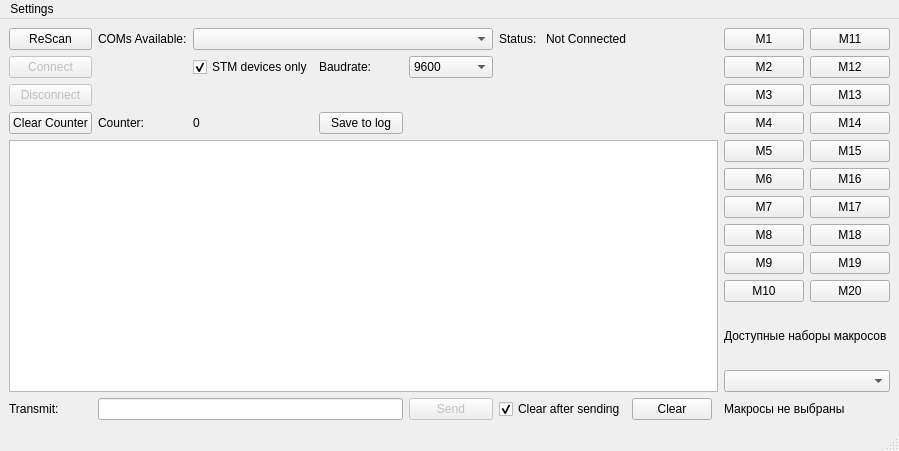
Before: the Qt Designer form Terminal.ui in notiel/OstrannaTerminal, drawn with Qt 5.
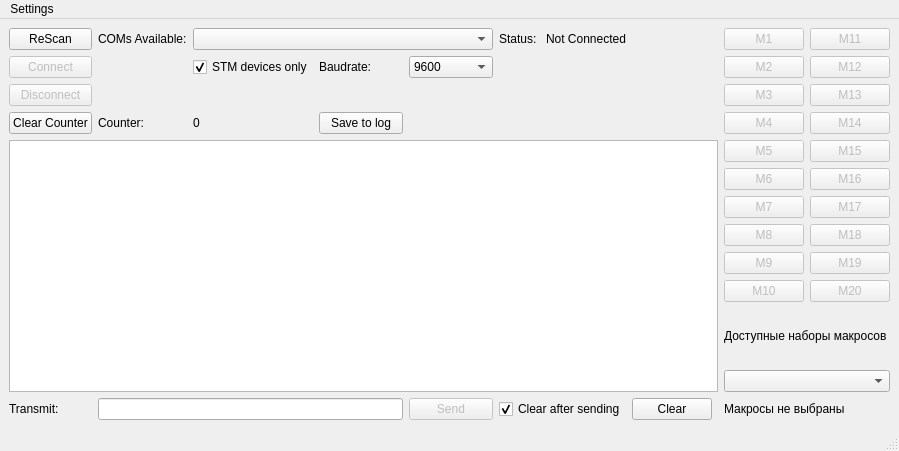
After: the same form once the commit is applied.

Commit message: macros design added

What changed in the file:
```diff
--- a/Terminal.ui
+++ b/Terminal.ui
@@ -150,6 +150,9 @@
     </item>
     <item row="15" column="9">
      <widget class="QPushButton" name="BtnMacros7">
+      <property name="enabled">
+       <bool>false</bool>
+      </property>
       <property name="text">
        <string>M7</string>
       </property>
@@ -157,6 +160,9 @@
     </item>
     <item row="18" column="9">
      <widget class="QPushButton" name="BtnMacros10">
+      <property name="enabled">
+       <bool>false</bool>
+      </property>
       <property name="text">
        <string>M10</string>
       </property>
@@ -164,6 +170,9 @@
     </item>
     <item row="17" column="9">
      <widget class="QPushButton" name="BtnMacros9">
+      <property name="enabled">
+       <bool>false</bool>
+      </property>
       <property name="text">
        <string>M9</string>
       </property>
@@ -171,6 +180,9 @@
     </item>
     <item row="16" column="9">
      <widget class="QPushButton" name="BtnMacros8">
+      <property name="enabled">
+       <bool>false</bool>
+      </property>
       <property name="text">
        <string>M8</string>
       </property>
@@ -178,6 +190,9 @@
     </item>
     <item row="0" column="10">
      <widget class="QPushButton" name="BtnMacros11">
+      <property name="enabled">
+       <bool>false</bool>
+      </property>
       <property name="text">
        <string>M11</string>
       </property>
@@ -192,6 +207,9 @@
     </item>
     <item row="6" column="10">
      <widget class="QPushButton" name="BtnMacros12">
+      <property name="enabled">
+       <bool>false</bool>
+      </property>
       <property name="text">
        <string>M12</string>
       </property>
@@ -199,6 +217,9 @@
     </item>
     <item row="7" column="10">
      <widget class="QPushButton" name="BtnMacros13">
+      <property name="enabled">
+       <bool>false</bool>
+      </property>
       <property name="text">
        <string>M13</string>
       </property>
@@ -206,6 +227,9 @@
     </item>
     <item row="13" column="10">
      <widget class="QPushButton" name="BtnMacros15">
+      <property name="enabled">
+       <bool>false</bool>
+      </property>
       <property name="text">
        <string>M15</string>
       </property>
@@ -213,6 +237,9 @@
     </item>
     <item row="12" column="10">
      <widget class="QPushButton" name="BtnMacros14">
+      <property name="enabled">
+       <bool>false</bool>
+      </property>
       <property name="text">
        <string>M14</string>
       </property>
@@ -220,6 +247,9 @@
     </item>
     <item row="14" column="9">
      <widget class="QPushButton" name="BtnMacros6">
+      <property name="enabled">
+       <bool>false</bool>
+      </property>
       <property name="text">
        <string>M6</string>
       </property>
@@ -227,6 +257,9 @@
     </item>
     <item row="16" column="10">
      <widget class="QPushButton" name="BtnMacros18">
+      <property name="enabled">
+       <bool>false</bool>
+      </property>
       <property name="text">
        <string>M18</string>
       </property>
@@ -234,6 +267,9 @@
     </item>
     <item row="14" column="10">
      <widget class="QPushButton" name="BtnMacros16">
+      <property name="enabled">
+       <bool>false</bool>
+      </property>
       <property name="text">
        <string>M16</string>
       </property>
@@ -241,6 +277,9 @@
     </item>
     <item row="17" column="10">
      <widget class="QPushButton" name="BtnMacros19">
+      <property name="enabled">
+       <bool>false</bool>
+      </property>
       <property name="text">
        <string>M19</string>
       </property>
@@ -248,6 +287,9 @@
     </item>
     <item row="15" column="10">
      <widget class="QPushButton" name="BtnMacros17">
+      <property name="enabled">
+       <bool>false</bool>
+      </property>
       <property name="text">
        <string>M17</string>
       </property>
@@ -255,6 +297,9 @@
     </item>
     <item row="6" column="9">
      <widget class="QPushButton" name="BtnMacros1_2">
+      <property name="enabled">
+       <bool>false</bool>
+      </property>
       <property name="text">
        <string>M2</string>
       </property>
@@ -262,6 +307,9 @@
     </item>
     <item row="12" column="9">
      <widget class="QPushButton" name="BtnMacros4">
+      <property name="enabled">
+       <bool>false</bool>
+      </property>
       <property name="text">
        <string>M4</string>
       </property>
@@ -272,6 +320,9 @@
     </item>
     <item row="13" column="9">
      <widget class="QPushButton" name="BtnMacros5">
+      <property name="enabled">
+       <bool>false</bool>
+      </property>
       <property name="text">
        <string>M5</string>
       </property>
@@ -289,6 +340,9 @@
     </item>
     <item row="7" column="9">
      <widget class="QPushButton" name="BtnMacros3">
+      <property name="enabled">
+       <bool>false</bool>
+      </property>
       <property name="text">
        <string>M3</string>
       </property>
@@ -303,6 +357,9 @@
     </item>
     <item row="18" column="10">
      <widget class="QPushButton" name="BtnMacros20">
+      <property name="enabled">
+       <bool>false</bool>
+      </property>
       <property name="text">
        <string>M20</string>
       </property>
@@ -313,6 +370,9 @@
     </item>
     <item row="0" column="9">
      <widget class="QPushButton" name="BtnMacros1">
+      <property name="enabled">
+       <bool>false</bool>
+      </property>
       <property name="text">
        <string>M1</string>
       </property>
```
Left out of the diff: 56 changed lines with no effect on the pictures. The commit also changes 2 other files.
